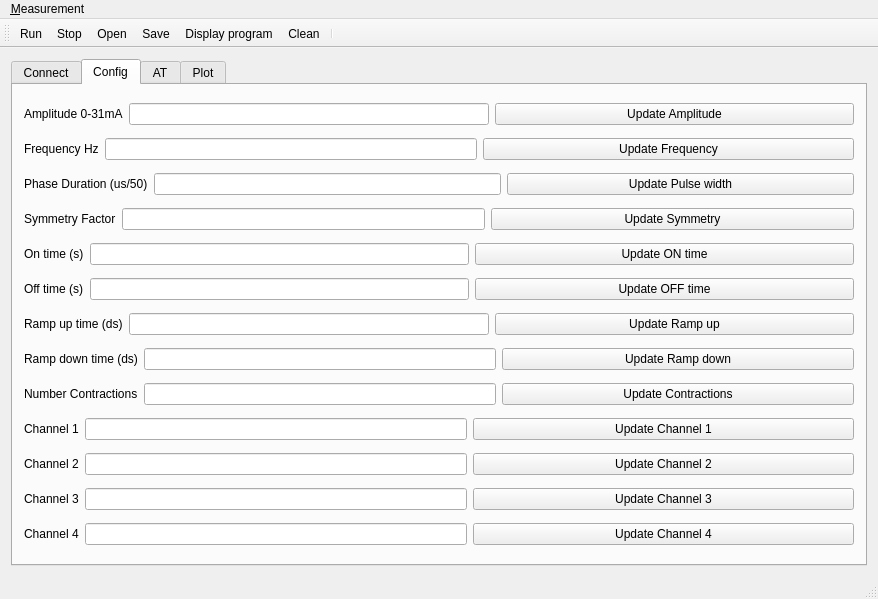
Qt form nems/nems/mainwindow.ui (saul-rodriguez/Qt) before a commit.
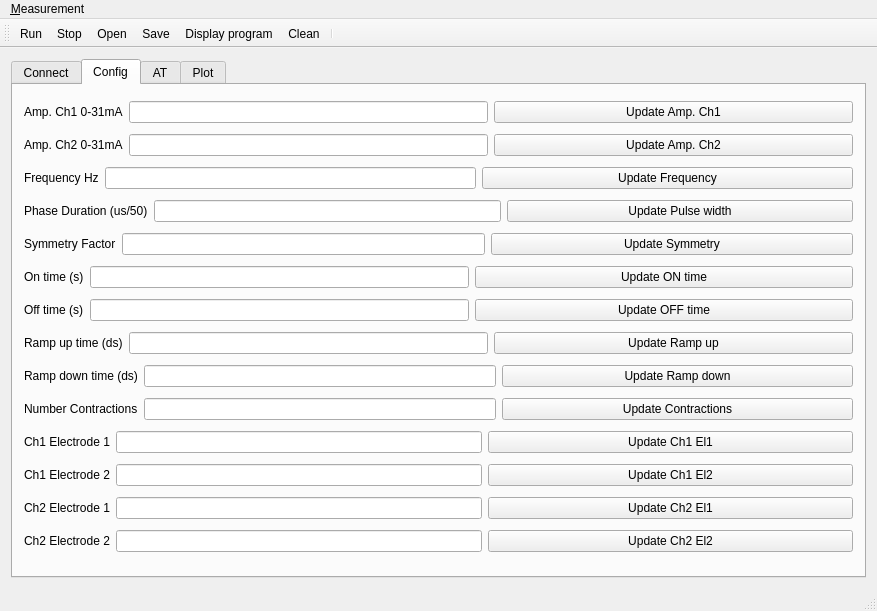
The same form after that commit. The open tabs and pages were chosen to show the change. Icons and pictures are not drawn.

Commit message: NMES amplitude 2 changed

The edit to the form file:
```diff
--- a/nems/nems/mainwindow.ui
+++ b/nems/nems/mainwindow.ui
@@ -6,8 +6,8 @@
    <rect>
     <x>0</x>
     <y>0</y>
-    <width>878</width>
-    <height>599</height>
+    <width>877</width>
+    <height>611</height>
    </rect>
   </property>
   <property name="windowTitle">
@@ -158,12 +158,12 @@
           <string>Config</string>
          </attribute>
          <layout class="QGridLayout" name="gridLayout_7">
-          <item row="18" column="0">
+          <item row="19" column="0">
            <layout class="QHBoxLayout" name="horizontalLayout_18">
             <item>
              <widget class="QLabel" name="label_14">
               <property name="text">
-               <string>Channel 4</string>
+               <string>Ch2 Electrode 2</string>
               </property>
              </widget>
             </item>
@@ -179,81 +179,13 @@
                </sizepolicy>
               </property>
               <property name="text">
-               <string>Update Channel 4</string>
+               <string>Update Ch2 El2</string>
               </property>
              </widget>
             </item>
            </layout>
           </item>
-          <item row="2" column="0">
-           <layout class="QHBoxLayout" name="horizontalLayout_7">
-            <item>
-             <widget class="QLabel" name="label_4">
-              <property name="text">
-               <string>Phase Duration (us/50)</string>
-              </property>
-             </widget>
-            </item>
-            <item>
-             <widget class="QLineEdit" name="lineEditPhase">
-              <property name="sizePolicy">
-               <sizepolicy hsizetype="Expanding" vsizetype="Fixed">
-                <horstretch>0</horstretch>
-                <verstretch>0</verstretch>
-               </sizepolicy>
-              </property>
-             </widget>
-            </item>
-            <item>
-             <widget class="QPushButton" name="pushButtonPhase">
-              <property name="sizePolicy">
-               <sizepolicy hsizetype="Expanding" vsizetype="Fixed">
-                <horstretch>0</horstretch>
-                <verstretch>0</verstretch>
-               </sizepolicy>
-              </property>
-              <property name="text">
-               <string>Update Pulse width</string>
-              </property>
-             </widget>
-            </item>
-           </layout>
-          </item>
-          <item row="4" column="0">
-           <layout class="QHBoxLayout" name="horizontalLayout_10">
-            <item>
-             <widget class="QLabel" name="label_6">
-              <property name="text">
-               <string>On time (s)</string>
-              </property>
-             </widget>
-            </item>
-            <item>
-             <widget class="QLineEdit" name="lineEditON">
-              <property name="sizePolicy">
-               <sizepolicy hsizetype="Expanding" vsizetype="Fixed">
-                <horstretch>0</horstretch>
-                <verstretch>0</verstretch>
-               </sizepolicy>
-              </property>
-             </widget>
-            </item>
-            <item>
-             <widget class="QPushButton" name="pushButtonOnTime">
-              <property name="sizePolicy">
-               <sizepolicy hsizetype="Expanding" vsizetype="Fixed">
-                <horstretch>0</horstretch>
-                <verstretch>0</verstretch>
-               </sizepolicy>
-              </property>
-              <property name="text">
-               <string>Update ON time</string>
-              </property>
-             </widget>
-            </item>
-           </layout>
-          </item>
-          <item row="6" column="0">
+          <item row="7" column="0">
            <layout class="QHBoxLayout" name="horizontalLayout_12">
             <item>
              <widget class="QLabel" name="label_8">
@@ -287,41 +219,7 @@
             </item>
            </layout>
           </item>
-          <item row="5" column="0">
-           <layout class="QHBoxLayout" name="horizontalLayout_11">
-            <item>
-             <widget class="QLabel" name="label_7">
-              <property name="text">
-               <string>Off time (s)</string>
-              </property>
-             </widget>
-            </item>
-            <item>
-             <widget class="QLineEdit" name="lineEditOFF">
-              <property name="sizePolicy">
-               <sizepolicy hsizetype="Expanding" vsizetype="Fixed">
-                <horstretch>0</horstretch>
-                <verstretch>0</verstretch>
-               </sizepolicy>
-              </property>
-             </widget>
-            </item>
-            <item>
-             <widget class="QPushButton" name="pushButtonOFF">
-              <property name="sizePolicy">
-               <sizepolicy hsizetype="Expanding" vsizetype="Fixed">
-                <horstretch>0</horstretch>
-                <verstretch>0</verstretch>
-               </sizepolicy>
-              </property>
-              <property name="text">
-               <string>Update OFF time</string>
-              </property>
-             </widget>
-            </item>
-           </layout>
-          </item>
-          <item row="7" column="0">
+          <item row="8" column="0">
            <layout class="QHBoxLayout" name="horizontalLayout_13">
             <item>
              <widget class="QLabel" name="label_9">
@@ -348,6 +246,108 @@
             </item>
            </layout>
           </item>
+          <item row="12" column="0">
+           <layout class="QHBoxLayout" name="horizontalLayout_8">
+            <item>
+             <widget class="QLabel" name="label_13">
+              <property name="text">
+               <string>Ch2 Electrode 1</string>
+              </property>
+             </widget>
+            </item>
+            <item>
+             <widget class="QLineEdit" name="lineEditChannel3">
+              <property name="sizePolicy">
+               <sizepolicy hsizetype="MinimumExpanding" vsizetype="Fixed">
+                <horstretch>0</horstretch>
+                <verstretch>0</verstretch>
+               </sizepolicy>
+              </property>
+             </widget>
+            </item>
+            <item>
+             <widget class="QPushButton" name="pushButtonChannel3">
+              <property name="sizePolicy">
+               <sizepolicy hsizetype="MinimumExpanding" vsizetype="Fixed">
+                <horstretch>0</horstretch>
+                <verstretch>0</verstretch>
+               </sizepolicy>
+              </property>
+              <property name="text">
+               <string>Update Ch2 El1</string>
+              </property>
+             </widget>
+            </item>
+           </layout>
+          </item>
+          <item row="4" column="0">
+           <layout class="QHBoxLayout" name="horizontalLayout_9">
+            <item>
+             <widget class="QLabel" name="label_5">
+              <property name="text">
+               <string>Symmetry Factor</string>
+              </property>
+             </widget>
+            </item>
+            <item>
+             <widget class="QLineEdit" name="lineEditSymetry">
+              <property name="sizePolicy">
+               <sizepolicy hsizetype="Expanding" vsizetype="Fixed">
+                <horstretch>0</horstretch>
+                <verstretch>0</verstretch>
+               </sizepolicy>
+              </property>
+             </widget>
+            </item>
+            <item>
+             <widget class="QPushButton" name="pushButtonSymetry">
+              <property name="sizePolicy">
+               <sizepolicy hsizetype="Expanding" vsizetype="Fixed">
+                <horstretch>0</horstretch>
+                <verstretch>0</verstretch>
+               </sizepolicy>
+              </property>
+              <property name="text">
+               <string>Update Symmetry</string>
+              </property>
+             </widget>
+            </item>
+           </layout>
+          </item>
+          <item row="3" column="0">
+           <layout class="QHBoxLayout" name="horizontalLayout_7">
+            <item>
+             <widget class="QLabel" name="label_4">
+              <property name="text">
+               <string>Phase Duration (us/50)</string>
+              </property>
+             </widget>
+            </item>
+            <item>
+             <widget class="QLineEdit" name="lineEditPhase">
+              <property name="sizePolicy">
+               <sizepolicy hsizetype="Expanding" vsizetype="Fixed">
+                <horstretch>0</horstretch>
+                <verstretch>0</verstretch>
+               </sizepolicy>
+              </property>
+             </widget>
+            </item>
+            <item>
+             <widget class="QPushButton" name="pushButtonPhase">
+              <property name="sizePolicy">
+               <sizepolicy hsizetype="Expanding" vsizetype="Fixed">
+                <horstretch>0</horstretch>
+                <verstretch>0</verstretch>
+               </sizepolicy>
+              </property>
+              <property name="text">
+               <string>Update Pulse width</string>
+              </property>
+             </widget>
+            </item>
+           </layout>
+          </item>
           <item row="0" column="0">
            <layout class="QHBoxLayout" name="horizontalLayout_5">
             <property name="rightMargin">
@@ -356,7 +356,7 @@
             <item>
              <widget class="QLabel" name="label_2">
               <property name="text">
-               <string>Amplitude 0-31mA</string>
+               <string>Amp. Ch1 0-31mA</string>
               </property>
              </widget>
             </item>
@@ -379,13 +379,47 @@
                </sizepolicy>
               </property>
               <property name="text">
-               <string>Update Amplitude</string>
+               <string>Update Amp. Ch1</string>
               </property>
              </widget>
             </item>
            </layout>
           </item>
-          <item row="8" column="0">
+          <item row="6" column="0">
+           <layout class="QHBoxLayout" name="horizontalLayout_11">
+            <item>
+             <widget class="QLabel" name="label_7">
+              <property name="text">
+               <string>Off time (s)</string>
+              </property>
+             </widget>
+            </item>
+            <item>
+             <widget class="QLineEdit" name="lineEditOFF">
+              <property name="sizePolicy">
+               <sizepolicy hsizetype="Expanding" vsizetype="Fixed">
+                <horstretch>0</horstretch>
+                <verstretch>0</verstretch>
+               </sizepolicy>
+              </property>
+             </widget>
+            </item>
+            <item>
+             <widget class="QPushButton" name="pushButtonOFF">
+              <property name="sizePolicy">
+               <sizepolicy hsizetype="Expanding" vsizetype="Fixed">
+                <horstretch>0</horstretch>
+                <verstretch>0</verstretch>
+               </sizepolicy>
+              </property>
+              <property name="text">
+               <string>Update OFF time</string>
+              </property>
+             </widget>
+            </item>
+           </layout>
+          </item>
+          <item row="9" column="0">
            <layout class="QHBoxLayout" name="horizontalLayout_14">
             <item>
              <widget class="QLabel" name="label_10">
@@ -412,12 +446,12 @@
             </item>
            </layout>
           </item>
-          <item row="10" column="0">
+          <item row="11" column="0">
            <layout class="QHBoxLayout" name="horizontalLayout_16">
             <item>
              <widget class="QLabel" name="label_12">
               <property name="text">
-               <string>Channel 2</string>
+               <string>Ch1 Electrode 2</string>
               </property>
              </widget>
             </item>
@@ -440,86 +474,18 @@
                </sizepolicy>
               </property>
               <property name="text">
-               <string>Update Channel 2</string>
+               <string>Update Ch1 El2</string>
               </property>
              </widget>
             </item>
            </layout>
           </item>
-          <item row="11" column="0">
-           <layout class="QHBoxLayout" name="horizontalLayout_8">
-            <item>
-             <widget class="QLabel" name="label_13">
-              <property name="text">
-               <string>Channel 3</string>
-              </property>
-             </widget>
-            </item>
-            <item>
-             <widget class="QLineEdit" name="lineEditChannel3">
-              <property name="sizePolicy">
-               <sizepolicy hsizetype="MinimumExpanding" vsizetype="Fixed">
-                <horstretch>0</horstretch>
-                <verstretch>0</verstretch>
-               </sizepolicy>
-              </property>
-             </widget>
-            </item>
-            <item>
-             <widget class="QPushButton" name="pushButtonChannel3">
-              <property name="sizePolicy">
-               <sizepolicy hsizetype="MinimumExpanding" vsizetype="Fixed">
-                <horstretch>0</horstretch>
-                <verstretch>0</verstretch>
-               </sizepolicy>
-              </property>
-              <property name="text">
-               <string>Update Channel 3</string>
-              </property>
-             </widget>
-            </item>
-           </layout>
-          </item>
-          <item row="3" column="0">
-           <layout class="QHBoxLayout" name="horizontalLayout_9">
-            <item>
-             <widget class="QLabel" name="label_5">
-              <property name="text">
-               <string>Symmetry Factor</string>
-              </property>
-             </widget>
-            </item>
-            <item>
-             <widget class="QLineEdit" name="lineEditSymetry">
-              <property name="sizePolicy">
-               <sizepolicy hsizetype="Expanding" vsizetype="Fixed">
-                <horstretch>0</horstretch>
-                <verstretch>0</verstretch>
-               </sizepolicy>
-              </property>
-             </widget>
-            </item>
-            <item>
-             <widget class="QPushButton" name="pushButtonSymetry">
-              <property name="sizePolicy">
-               <sizepolicy hsizetype="Expanding" vsizetype="Fixed">
-                <horstretch>0</horstretch>
-                <verstretch>0</verstretch>
-               </sizepolicy>
-              </property>
-              <property name="text">
-               <string>Update Symmetry</string>
-              </property>
-             </widget>
-            </item>
-           </layout>
-          </item>
-          <item row="9" column="0">
+          <item row="10" column="0">
            <layout class="QHBoxLayout" name="horizontalLayout_15">
             <item>
              <widget class="QLabel" name="label_11">
               <property name="text">
-               <string>Channel 1</string>
+               <string>Ch1 Electrode 1</string>
               </property>
              </widget>
             </item>
@@ -542,13 +508,47 @@
                </sizepolicy>
               </property>
               <property name="text">
-               <string>Update Channel 1</string>
+               <string>Update Ch1 El1</string>
               </property>
              </widget>
             </item>
            </layout>
           </item>
-          <item row="1" column="0">
+          <item row="5" column="0">
+           <layout class="QHBoxLayout" name="horizontalLayout_10">
+            <item>
+             <widget class="QLabel" name="label_6">
+              <property name="text">
+               <string>On time (s)</string>
+              </property>
+             </widget>
+            </item>
+            <item>
+             <widget class="QLineEdit" name="lineEditON">
+              <property name="sizePolicy">
+               <sizepolicy hsizetype="Expanding" vsizetype="Fixed">
+                <horstretch>0</horstretch>
+                <verstretch>0</verstretch>
+               </sizepolicy>
+              </property>
+             </widget>
+            </item>
+            <item>
+             <widget class="QPushButton" name="pushButtonOnTime">
+              <property name="sizePolicy">
+               <sizepolicy hsizetype="Expanding" vsizetype="Fixed">
+                <horstretch>0</horstretch>
+                <verstretch>0</verstretch>
+               </sizepolicy>
+              </property>
+              <property name="text">
+               <string>Update ON time</string>
+              </property>
+             </widget>
+            </item>
+           </layout>
+          </item>
+          <item row="2" column="0">
            <layout class="QHBoxLayout" name="horizontalLayout_6">
             <item>
              <widget class="QLabel" name="label_3">
@@ -582,6 +582,33 @@
             </item>
            </layout>
           </item>
+          <item row="1" column="0">
+           <layout class="QHBoxLayout" name="horizontalLayout_17">
+            <item>
+             <widget class="QLabel" name="label_15">
+              <property name="text">
+               <string>Amp. Ch2 0-31mA</string>
+              </property>
+             </widget>
+            </item>
+            <item>
+             <widget class="QLineEdit" name="lineEditAmplitude2"/>
+            </item>
+            <item>
+             <widget class="QPushButton" name="pushButtonAmplitude2">
+              <property name="sizePolicy">
+               <sizepolicy hsizetype="MinimumExpanding" vsizetype="Fixed">
+                <horstretch>0</horstretch>
+                <verstretch>0</verstretch>
+               </sizepolicy>
+              </property>
+              <property name="text">
+               <string>Update Amp. Ch2</string>
+              </property>
+             </widget>
+            </item>
+           </layout>
+          </item>
          </layout>
         </widget>
         <widget class="QWidget" name="tab_2">
@@ -637,7 +664,7 @@
     <rect>
      <x>0</x>
      <y>0</y>
-     <width>878</width>
+     <width>877</width>
      <height>22</height>
     </rect>
    </property>
```
Left out of the diff: 2 changed lines with no effect on the pictures. The commit also changes 8 other files.
